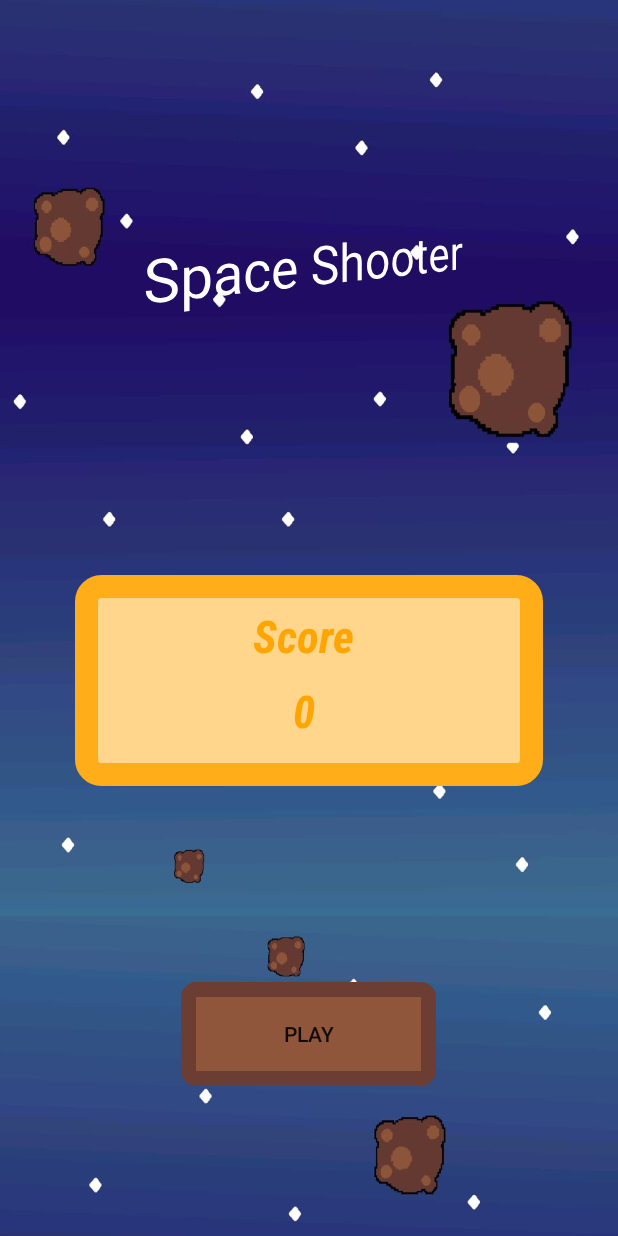
After one commit to polonez-byte-112/SpaceShooter, an Android app: the ResultActivity screen opened directly, with no data from a screen before it, on a phone screen of 412 x 824 dp. The commit adds this screen. Run offline under Robolectric (Android 15) with nearby library versions, the phone set to English and light mode, and no system bars.

Commit message:
added result  screen and sounds

```diff
--- /dev/null
+++ b/app/src/main/java/com/example/space_shooter/ResultActivity.java
@@ -0,0 +1,79 @@
+package com.example.space_shooter;
+
+import androidx.appcompat.app.AppCompatActivity;
+
+import android.animation.ValueAnimator;
+import android.content.Intent;
+import android.os.Build;
+import android.os.Bundle;
+import android.view.View;
+import android.view.animation.LinearInterpolator;
+import android.widget.ImageView;
+import android.widget.TextView;
+
+public class ResultActivity extends AppCompatActivity {
+
+    ImageView bg1, bg2;
+    private ValueAnimator resultAnimatior;
+    TextView displayText;
+
+    @Override
+    protected void onCreate(Bundle savedInstanceState) {
+        super.onCreate(savedInstanceState);
+        setContentView(R.layout.activity_result);
+        bg1 = findViewById(R.id.result_background_one);
+        bg2 = findViewById(R.id.result_background_two);
+
+
+        resultAnimatior = ValueAnimator.ofFloat(1.0f, 0.0f);
+        resultAnimatior.setRepeatCount(ValueAnimator.INFINITE);
+        resultAnimatior.setInterpolator(new LinearInterpolator());
+        resultAnimatior.setDuration(10000L);
+        resultAnimatior.addUpdateListener(new ValueAnimator.AnimatorUpdateListener() {
+            @Override
+            public void onAnimationUpdate(ValueAnimator animation) {
+                final float progress = (float) animation.getAnimatedValue();
+                final float height = bg1.getHeight();
+                final float translationY = height * progress;
+                bg1.setTranslationY(translationY);
+                bg2.setTranslationY(translationY - height);
+            }
+        });
+
+        resultAnimatior.start();
+
+
+        displayText= (TextView) findViewById(R.id.displayScore);
+
+        displayText.setText(""+ GameView.score+" ");
+
+
+
+        findViewById(R.id.playAgain).setOnClickListener(new View.OnClickListener() {
+            @Override
+            public void onClick(View v) {
+                resultAnimatior.cancel();
+                startActivity(new Intent(ResultActivity.this, MainActivity.class));
+            }
+        });
+
+    }
+
+
+    @Override
+    protected void onPause() {
+        super.onPause();
+        if (Build.VERSION.SDK_INT >= Build.VERSION_CODES.KITKAT) {
+            resultAnimatior.pause();
+        }
+    }
+
+
+    @Override
+    protected void onResume() {
+        super.onResume();
+        if (Build.VERSION.SDK_INT >= Build.VERSION_CODES.KITKAT) {
+            resultAnimatior.resume();
+        }
+    }
+}
--- /dev/null
+++ b/app/src/main/res/drawable/bg_result_box.xml
@@ -0,0 +1,8 @@
+<?xml version="1.0" encoding="utf-8"?>
+<shape android:shape="rectangle" xmlns:android="http://schemas.android.com/apk/res/android">
+
+    <solid android:color="#FFD68C"/>
+    <stroke android:width="15dp" android:color="#FFAE19"/>
+    <corners android:radius="10dp"/>
+
+</shape>
--- a/app/src/main/res/layout/activity_main.xml
+++ b/app/src/main/res/layout/activity_main.xml
@@ -49,7 +49,6 @@
 
         <LinearLayout
             android:id="@+id/linear"
-            style="?android:attr/borderlessButtonStyle"
             android:layout_width="match_parent"
             android:layout_height="wrap_content"
             android:layout_gravity="center"
--- /dev/null
+++ b/app/src/main/res/layout/activity_result.xml
@@ -0,0 +1,86 @@
+<?xml version="1.0" encoding="utf-8"?>
+<FrameLayout xmlns:android="http://schemas.android.com/apk/res/android"
+    xmlns:app="http://schemas.android.com/apk/res-auto"
+    android:layout_width="match_parent"
+    android:layout_height="match_parent">
+
+    <ImageView
+        android:id="@+id/result_background_one"
+        android:layout_width="match_parent"
+        android:layout_height="match_parent"
+        android:scaleType="centerCrop"
+        android:src="@drawable/start_background" />
+
+    <ImageView
+        android:id="@+id/result_background_two"
+        android:layout_width="match_parent"
+        android:layout_height="match_parent"
+        android:scaleType="centerCrop"
+        android:src="@drawable/start_background" />
+
+
+    <TextView
+        android:id="@+id/resultTitle"
+        android:layout_width="423dp"
+        android:layout_height="200dp"
+        android:gravity="bottom|center_horizontal"
+        android:rotationY="25"
+        android:text=" Space Shooter"
+        android:textColor="#FFFFFF"
+        android:textSize="36sp" />
+
+    <TextView
+        android:id="@+id/resultBox"
+        android:layout_width="match_parent"
+        android:layout_height="wrap_content"
+        android:layout_gravity="bottom|center_horizontal"
+        android:layout_marginStart="50dp"
+        android:layout_marginLeft="50dp"
+        android:layout_marginEnd="50dp"
+        android:layout_marginRight="50dp"
+        android:layout_marginBottom="300dp"
+        android:background="@drawable/bg_result_box"
+        android:gravity="center"
+        android:paddingTop="50dp"
+        android:paddingBottom="50dp"
+        android:textSize="30sp" />
+
+    <TextView
+        android:id="@+id/textView3"
+        android:layout_width="wrap_content"
+        android:layout_height="wrap_content"
+        android:layout_gravity="bottom|center_horizontal"
+        android:layout_marginBottom="380dp"
+        android:fontFamily="sans-serif-condensed"
+        android:text="Score "
+        android:textColor="#FFA500"
+        android:textSize="30sp"
+        android:textStyle="bold|italic" />
+
+    <TextView
+        android:id="@+id/displayScore"
+        android:layout_width="wrap_content"
+        android:layout_height="wrap_content"
+        android:layout_gravity="bottom|center_horizontal"
+        android:layout_marginBottom="330dp"
+        android:fontFamily="sans-serif-condensed"
+        android:text="1000"
+        android:textColor="#FFA500"
+        android:textSize="30sp"
+        android:textStyle="bold|italic" />
+
+
+    <Button
+        android:id="@+id/playAgain"
+        style="?android:attr/borderlessButtonStyle"
+        android:layout_width="170dp"
+        android:layout_height="69dp"
+        android:layout_gravity="bottom|center_horizontal"
+        android:layout_marginStart="0dp"
+        android:layout_marginLeft="0dp"
+        android:layout_marginBottom="100dp"
+        android:background="@drawable/bg_startbutton"
+        android:text="PLAY" />
+
+
+</FrameLayout>
```
Also changed, not shown: app/src/main/AndroidManifest.xml (+7 -3 lines), app/src/main/java/com/example/space_shooter/GameView.java (+64 -17 lines), 3 other files.
